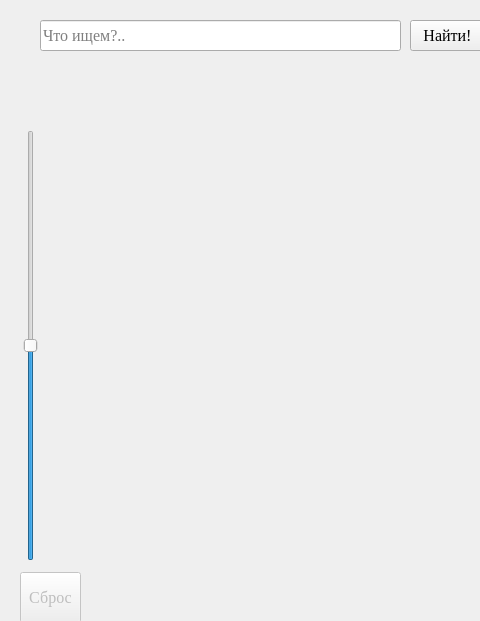
Old version of the form ui/mapcoderwindow.ui in the repository v-like-engine/pshyject_borsctchsh; both pictures show x 0 to 480 and y 0 to 621 of the 1280 by 720 pixel window.
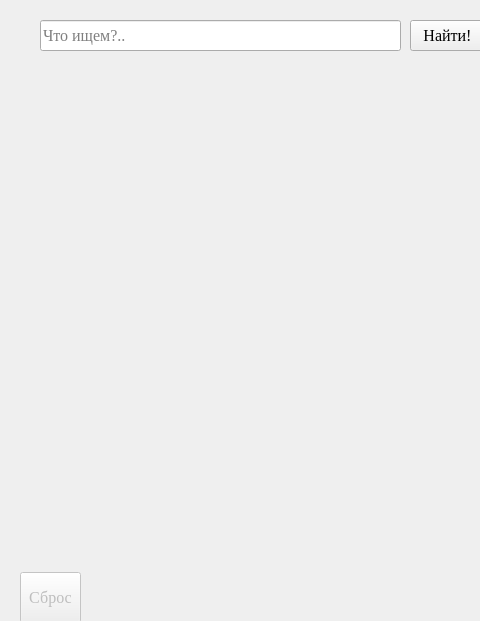
New version of the form.

Commit message: Let Krasnokamsk go

The edit to the form file:
```diff
--- a/ui/mapcoderwindow.ui
+++ b/ui/mapcoderwindow.ui
@@ -46,28 +46,6 @@
        <string/>
       </property>
      </widget>
-     <widget class="QSlider" name="slider_size">
-      <property name="geometry">
-       <rect>
-        <x>20</x>
-        <y>130</y>
-        <width>22</width>
-        <height>431</height>
-       </rect>
-      </property>
-      <property name="minimum">
-       <number>0</number>
-      </property>
-      <property name="maximum">
-       <number>100</number>
-      </property>
-      <property name="value">
-       <number>50</number>
-      </property>
-      <property name="orientation">
-       <enum>Qt::Vertical</enum>
-      </property>
-     </widget>
      <widget class="QLineEdit" name="search_edit">
       <property name="geometry">
        <rect>
```
The commit also changes 2 other files.
